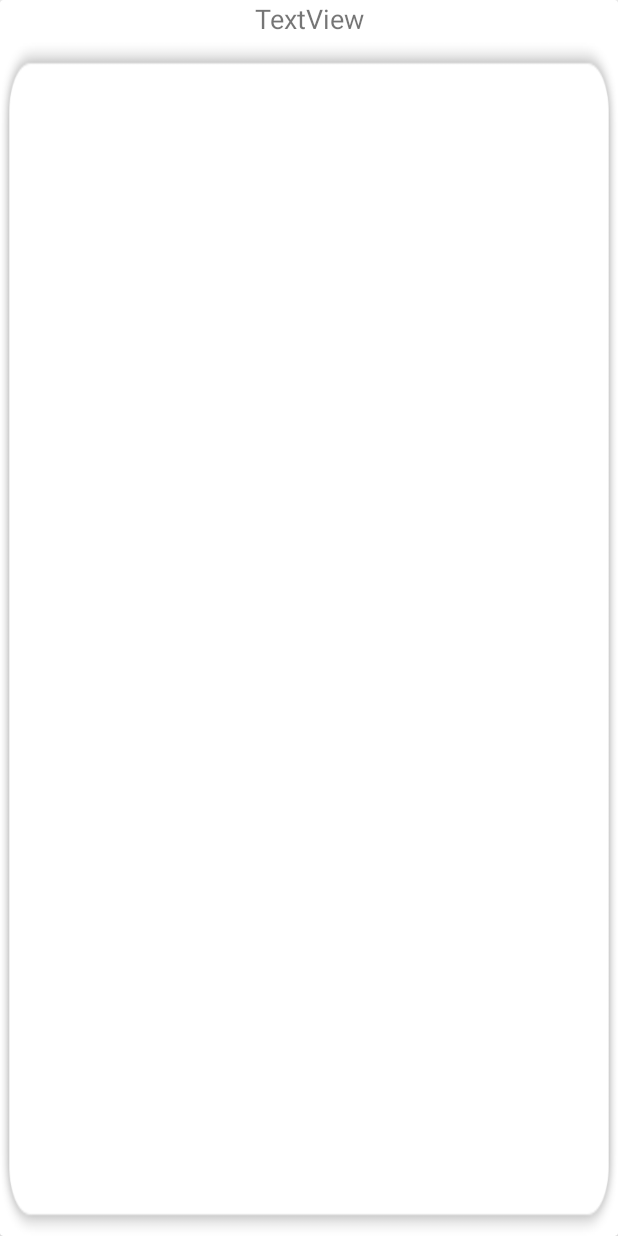
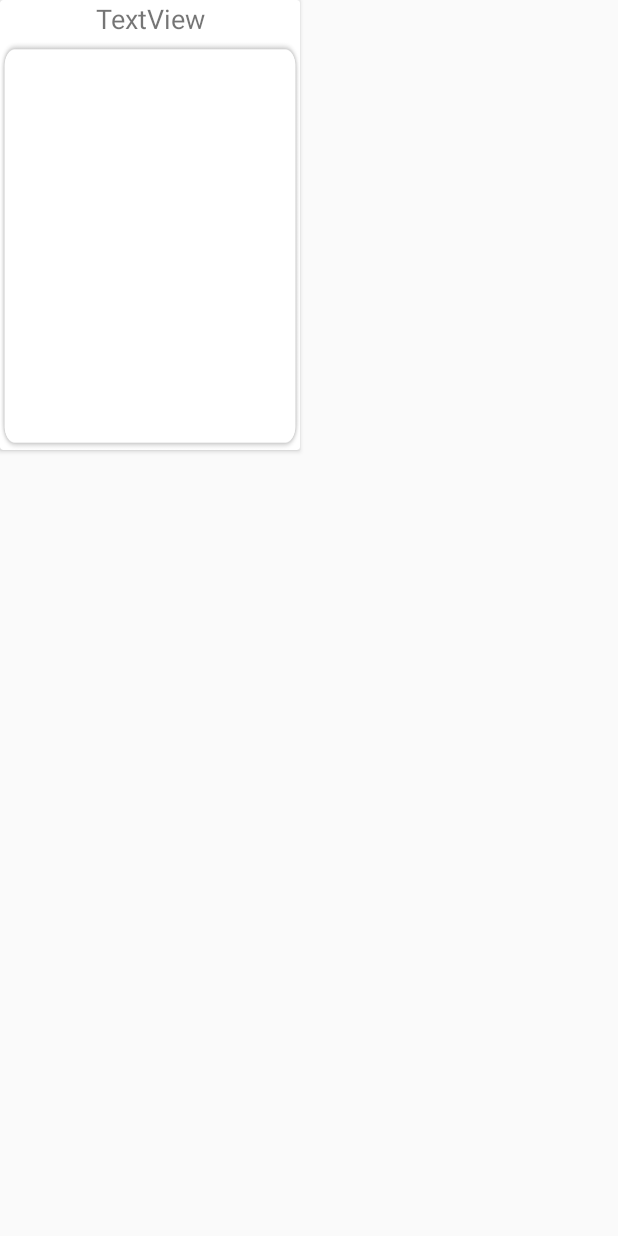
Before and after one commit to KwonOyoun/FrenchBean_pro, an Android app: the layout order_bills_layout.xml on its own in the app's theme, with its tools: preview values and no code run, on a phone screen of 412 x 824 dp. Run offline under Robolectric (Android 15) with nearby library versions, the phone set to English and light mode, and no system bars.

Commit message:
design drawer update

```diff
--- a/app/src/main/res/layout/order_bills_layout.xml
+++ b/app/src/main/res/layout/order_bills_layout.xml
@@ -3,8 +3,8 @@
     xmlns:app="http://schemas.android.com/apk/res-auto"
     xmlns:tools="http://schemas.android.com/tools"
     android:id="@+id/order_bill_cardview"
-    android:layout_width="match_parent"
-    android:layout_height="match_parent"
+    android:layout_width="200dp"
+    android:layout_height="300dp"
     android:orientation="vertical">
 
     <LinearLayout
--- a/app/src/main/res/menu/activity_order_drawer.xml
+++ b/app/src/main/res/menu/activity_order_drawer.xml
@@ -23,7 +23,7 @@
             android:title="분석" />
         <item
             android:id="@+id/nav_usersetting"
-            android:icon="@drawable/key"
+            android:icon="@drawable/settings"
             android:title="설정" />
         <item
             android:id="@+id/nav_finish"
```
Also changed, not shown: app/src/main/AndroidManifest.xml (+5 -4 lines), app/src/main/java/com/bumslap/bum/order/OrderActivity.java (+12 -7 lines), app/src/main/res/drawable-v24/minus_button.png (added), app/src/main/res/drawable/endstore.png, app/src/main/res/drawable/home.png, app/src/main/res/drawable/settings.png (added), app/src/main/res/drawable/startstore.png.
